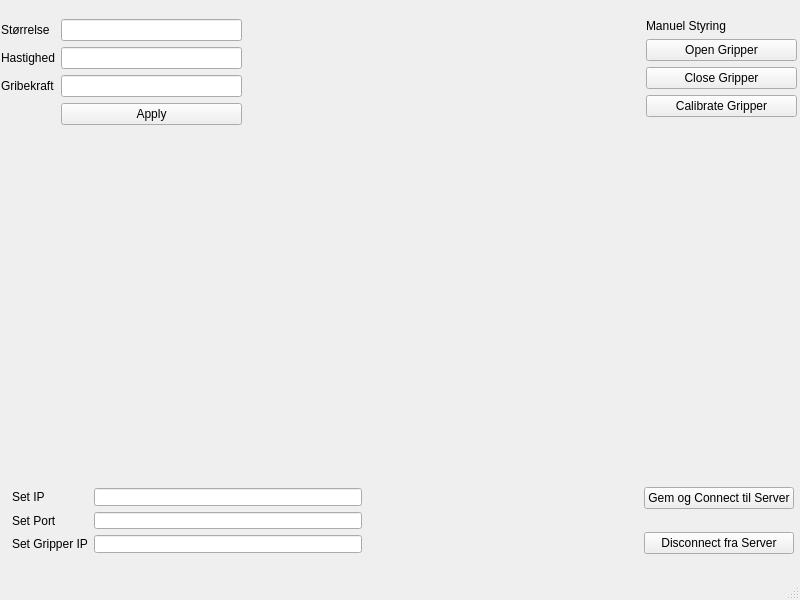
Above: SemesterProjekt/mainwindow.ui from hansaskov1/Robot-Fling before the change. Below: the same form after it.
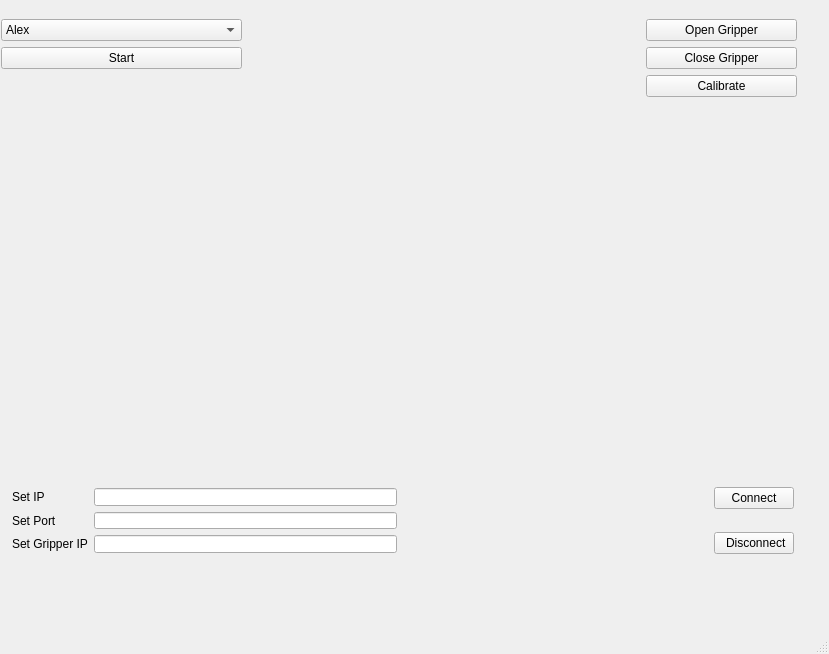
That is the form after the change.

Patch:
```diff
--- a/SemesterProjekt/mainwindow.ui
+++ b/SemesterProjekt/mainwindow.ui
@@ -6,8 +6,8 @@
    <rect>
     <x>0</x>
     <y>0</y>
-    <width>800</width>
-    <height>600</height>
+    <width>829</width>
+    <height>654</height>
    </rect>
   </property>
   <property name="windowTitle">
@@ -33,13 +33,6 @@
       </rect>
      </property>
      <layout class="QVBoxLayout" name="verticalLayout">
-      <item>
-       <widget class="QLabel" name="lManual">
-        <property name="text">
-         <string>Manuel Styring</string>
-        </property>
-       </widget>
-      </item>
       <item>
        <widget class="QPushButton" name="bOpenGrip">
         <property name="text">
@@ -57,7 +50,7 @@
       <item>
        <widget class="QPushButton" name="bCalibrate">
         <property name="text">
-         <string>Calibrate Gripper</string>
+         <string>Calibrate</string>
         </property>
        </widget>
       </item>
@@ -86,7 +79,7 @@
       </rect>
      </property>
      <layout class="QGridLayout" name="gridLayout">
-      <item row="7" column="1">
+      <item row="6" column="0">
        <spacer name="verticalSpacer">
         <property name="orientation">
          <enum>Qt::Vertical</enum>
@@ -99,41 +92,25 @@
         </property>
        </spacer>
       </item>
-      <item row="2" column="1">
-       <widget class="QLineEdit" name="liForce"/>
-      </item>
-      <item row="1" column="1">
-       <widget class="QLineEdit" name="liSpeed"/>
-      </item>
-      <item row="1" column="0">
-       <widget class="QLabel" name="lSpeed">
-        <property name="text">
-         <string>Hastighed</string>
-        </property>
-       </widget>
-      </item>
-      <item row="3" column="1">
-       <widget class="QPushButton" name="bSend">
-        <property name="text">
-         <string>Apply</string>
-        </property>
-       </widget>
-      </item>
       <item row="2" column="0">
-       <widget class="QLabel" name="lForce">
+       <widget class="QPushButton" name="bSend">
         <property name="text">
-         <string>Gribekraft</string>
+         <string>Start</string>
         </property>
        </widget>
       </item>
-      <item row="0" column="1">
-       <widget class="QLineEdit" name="liSize"/>
-      </item>
-      <item row="0" column="0">
-       <widget class="QLabel" name="lSize">
-        <property name="text">
-         <string>Størrelse</string>
-        </property>
+      <item row="1" column="0">
+       <widget class="QComboBox" name="cbMethod">
+        <item>
+         <property name="text">
+          <string>Alex</string>
+         </property>
+        </item>
+        <item>
+         <property name="text">
+          <string>Kenneth</string>
+         </property>
+        </item>
        </widget>
       </item>
      </layout>
@@ -158,14 +135,14 @@
      <item row="1" column="2">
       <widget class="QPushButton" name="bDisconnect">
        <property name="text">
-        <string> Disconnect fra Server </string>
+        <string> Disconnect</string>
        </property>
       </widget>
      </item>
      <item row="0" column="2">
       <widget class="QPushButton" name="bSaveConnect">
        <property name="text">
-        <string>Gem og Connect til Server</string>
+        <string>Connect</string>
        </property>
       </widget>
      </item>
```
Left out of the diff: 27 changed lines with no effect on the pictures.
